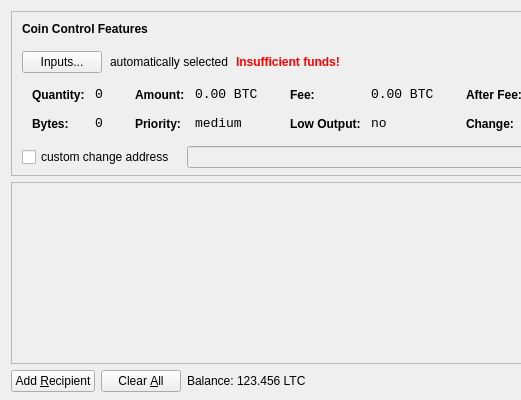
This is src/qt/forms/sendcoinsdialog.ui in bootycoin/booty as Qt 5 draws it before an edit; both pictures show x 0 to 521 and y 0 to 400 of the 850 by 400 pixel window. The edited form follows.
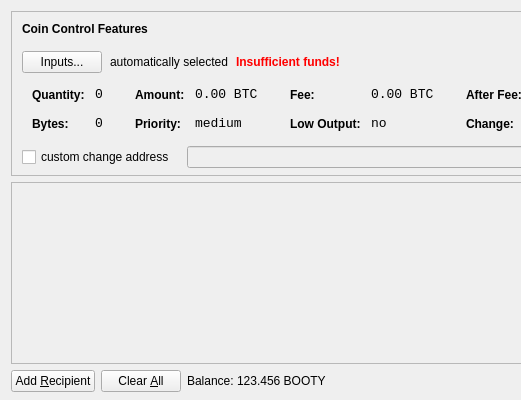
This is the edited form. Icons and pictures are not drawn.

Diff of the .ui file:
```diff
--- a/src/qt/forms/sendcoinsdialog.ui
+++ b/src/qt/forms/sendcoinsdialog.ui
@@ -720,7 +720,7 @@
           <cursorShape>IBeamCursor</cursorShape>
          </property>
          <property name="text">
-          <string>123.456 LTC</string>
+          <string>123.456 BOOTY</string>
          </property>
          <property name="textInteractionFlags">
           <set>Qt::LinksAccessibleByMouse|Qt::TextSelectableByKeyboard|Qt::TextSelectableByMouse</set>
```
